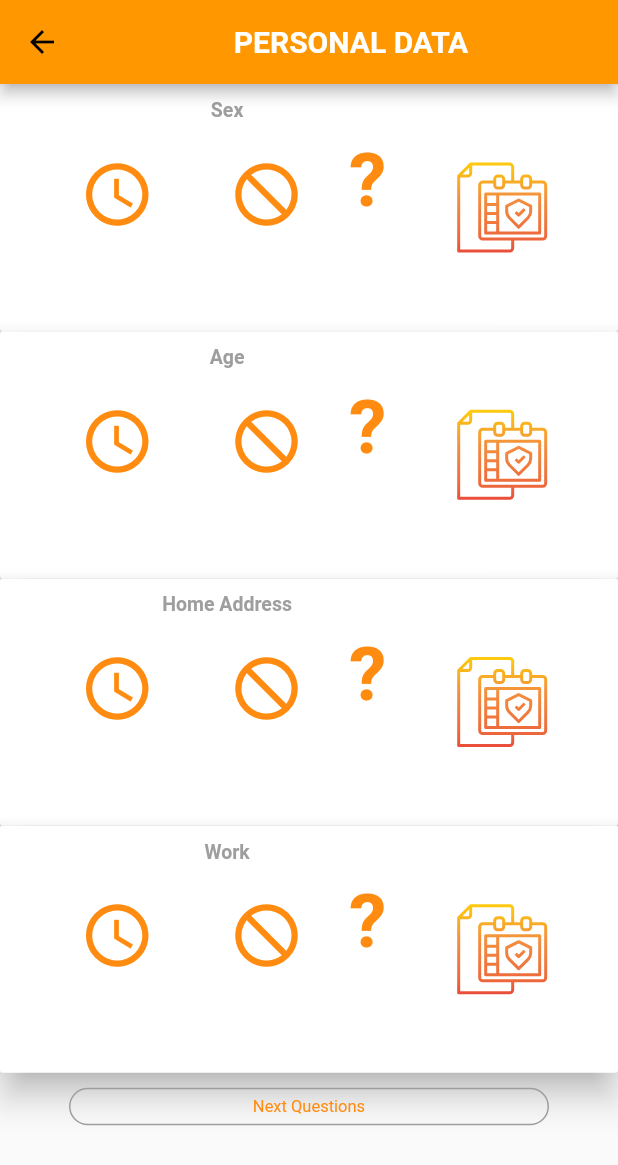
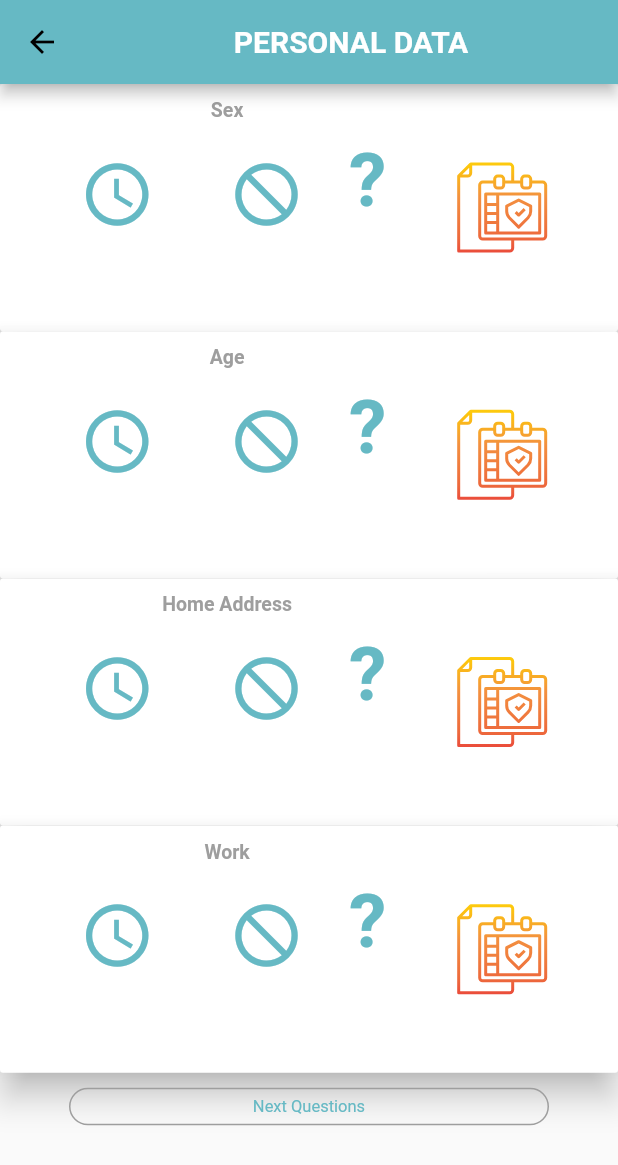
Before and after one commit to Kijacode/TB_ml_hackathon, a Flutter app: the Questionnaire screen opened directly, on a phone screen of 412 x 824 dp. Shown: the top 1165 px of the screen. Run offline on Flutter 3.47's test engine with Material 2 defaults, Android fonts, the phone set to English and light mode, and no system bars; our stand-ins replace flutter_svg, fluttertoast, google_fonts, pie_chart, sqflite; missing offline and left inert: flutter_stetho; accounts and stored records are empty; project files that could hold a hidden picture were left out.

Commit message:
feat: refit app stying

```diff
--- a/lib/app.dart
+++ b/lib/app.dart
@@ -15,12 +15,12 @@ class MyApp extends StatelessWidget {
         ],
         child: MaterialApp(
           debugShowCheckedModeBanner: false,
-          title: "OnSite",
+          title: "OnSight",
           theme: ThemeData(
               textTheme: GoogleFonts.robotoTextTheme(
                 Theme.of(context).textTheme,
               ),
-              primaryColor: Colors.orange,
+              primaryColor:  Color(0xFF66B9C4),
               visualDensity: VisualDensity.adaptivePlatformDensity),
           home: SafeArea(child: SplashScreen()),
         ));
--- a/lib/components/home_card_selection.dart
+++ b/lib/components/home_card_selection.dart
@@ -14,12 +14,12 @@ class HomeCardSelection extends StatelessWidget {
         // margin: EdgeInsets.symmetric(vertical: 10, horizontal: 10),
         child: Material(
           type: MaterialType.card,
-          elevation: 9,
+          elevation: 1,
           child: Container(
               height: MediaQuery.of(context).size.height / 5,
               // // padding: EdgeInsets.symmetric(vertical: 10,horizontal: 20),
 
-              color: Color(0xFFFF8C10),
+              color:  Color(0xFF66B9C4),
               child: Row(
                 mainAxisAlignment: MainAxisAlignment.spaceEvenly,
                 children: [SvgPicture.asset(icon),
--- a/lib/modules/home/home.dart
+++ b/lib/modules/home/home.dart
@@ -17,7 +17,7 @@ class _HomeState extends State<Home> {
   @override
   void initState() {
     super.initState();
-    AppUtil.setStatusBarColor(Color(0xFFFF8C10));
+    AppUtil.setStatusBarColor( Color(0xFF66B9C4));
   }
 
   void onQuestionaire() {
@@ -38,7 +38,7 @@ class _HomeState extends State<Home> {
   @override
   Widget build(BuildContext context) {
     return Scaffold(
-      backgroundColor: Color(0xFFF05600),
+      backgroundColor: Color(0xFFFFFFFF),
       body: Consumer<PatientState>(
         builder: (BuildContext context, patientState, Widget child) {
           return Column(
--- a/lib/modules/questionnaire/components/Tick_X_mark.dart
+++ b/lib/modules/questionnaire/components/Tick_X_mark.dart
@@ -11,23 +11,34 @@ class TickXMark extends StatelessWidget {
       padding: EdgeInsets.only(bottom: 4),
       child: Row(
         children: [
-          IconButton(
-              icon: Icon(
-                Icons.query_builder,
-                size: 50,
-                color: Color(0xFFFF8C10),
-              ),
-              onPressed: onYes),
+         Container(
+           color: Colors.transparent,
+           child:
+          Center(
+            child: IconButton(
+                           icon: Icon(
+                  Icons.query_builder,
+                  size: 50,
+                  color: Color(0xFF66B9C4),
+                ),
+                onPressed: onYes),
+          ),),
           Container(
             width: MediaQuery.of(context).size.width / 8,
           ),
-          IconButton(
+           Container(
+           color: Colors.transparent,
+           child:
+          Center(
+            child: IconButton(
               icon: Icon(
                 Icons.not_interested,
                 size: 50,
-                color: Color(0xFFFF8C10),
+                color: Color(0xFF66B9C4),
               ),
               onPressed: onNO),
+          ),),
+
           Padding(
             padding: EdgeInsets.only(
               left: 40,
@@ -37,7 +48,8 @@ class TickXMark extends StatelessWidget {
               style: TextStyle(
                 fontSize: 50,
                 fontWeight: FontWeight.bold,
-                color: Color(0xFFFF8C10),
+                color: Color(0xFF66B9C4),
+                //Color(0xFFFF8C10),
               ),
             ),
           )
--- a/lib/modules/questionnaire/models/qustionare.dart
+++ b/lib/modules/questionnaire/models/qustionare.dart
@@ -86,7 +86,7 @@ class Questionare {
             question: "Increased Respiratory Rate",
             id: 26),
         TheQuestion(
-            icon: "assets/images/date.svg", question: "Chest Pain", id: 29)
+            icon: "assets/images/chest_pain.svg", question: "Chest Pain", id: 29)
       ]),
     ];
   }
--- a/lib/modules/questionnaire/questionnaire_page.dart
+++ b/lib/modules/questionnaire/questionnaire_page.dart
@@ -128,7 +128,7 @@ class _QuestionnaireState extends State<Questionnaire> {
                     child: Text(
                       "Next Questions",
                       style: TextStyle()
-                          .copyWith(fontSize: 11.0, color: Color(0xFFFF8C10)),
+                          .copyWith(fontSize: 11.0, color: Color(0xFF66B9C4)),
                     ),
                   ),
                 ),
--- a/lib/modules/splashscreen/splash_screen.dart
+++ b/lib/modules/splashscreen/splash_screen.dart
@@ -32,6 +32,7 @@ class _SplashScreenState extends State<SplashScreen> {
     double _width = MediaQuery.of(context).size.width;
 
     return Scaffold(
+      backgroundColor: Color(0xFFFFFFFF),
         body: SingleChildScrollView(
       child: Container(
         width: _width,
```
Also changed, not shown: lib/core/utils/app_util.dart (+4 -10 lines), lib/modules/registration/Login.dart (+18 -11 lines), lib/modules/registration/consent.dart (+5 -3 lines), assets/images/chest_pain.svg (renamed from assets/images/chest pain.svg), assets/images/cough_blood.svg (renamed from assets/images/cough blood.svg), assets/logo/logo.PNG, assets/logo/logo1.PNG (added).
